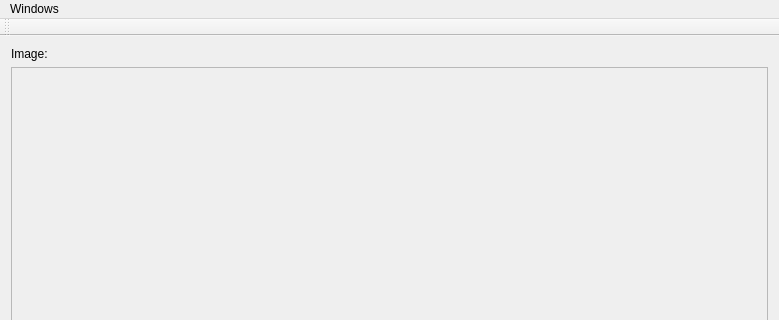
First picture: the form in src/qtgui/mainwindow.ui, repository h2r/ein, before the edit; both pictures show x 0 to 779 and y 0 to 320 of the 779 by 514 pixel window.
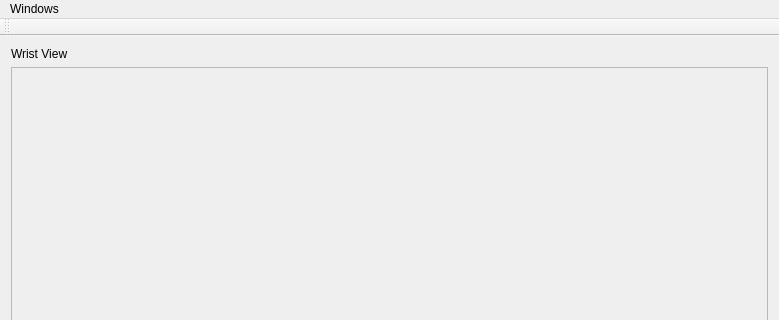
Second picture: the form after the edit.

Patch:
```diff
--- a/src/qtgui/mainwindow.ui
+++ b/src/qtgui/mainwindow.ui
@@ -24,7 +24,7 @@
        </sizepolicy>
       </property>
       <property name="text">
-       <string>Image:</string>
+       <string>Wrist View</string>
       </property>
      </widget>
     </item>
```
Left out of the diff: 18 changed lines with no effect on the pictures.
